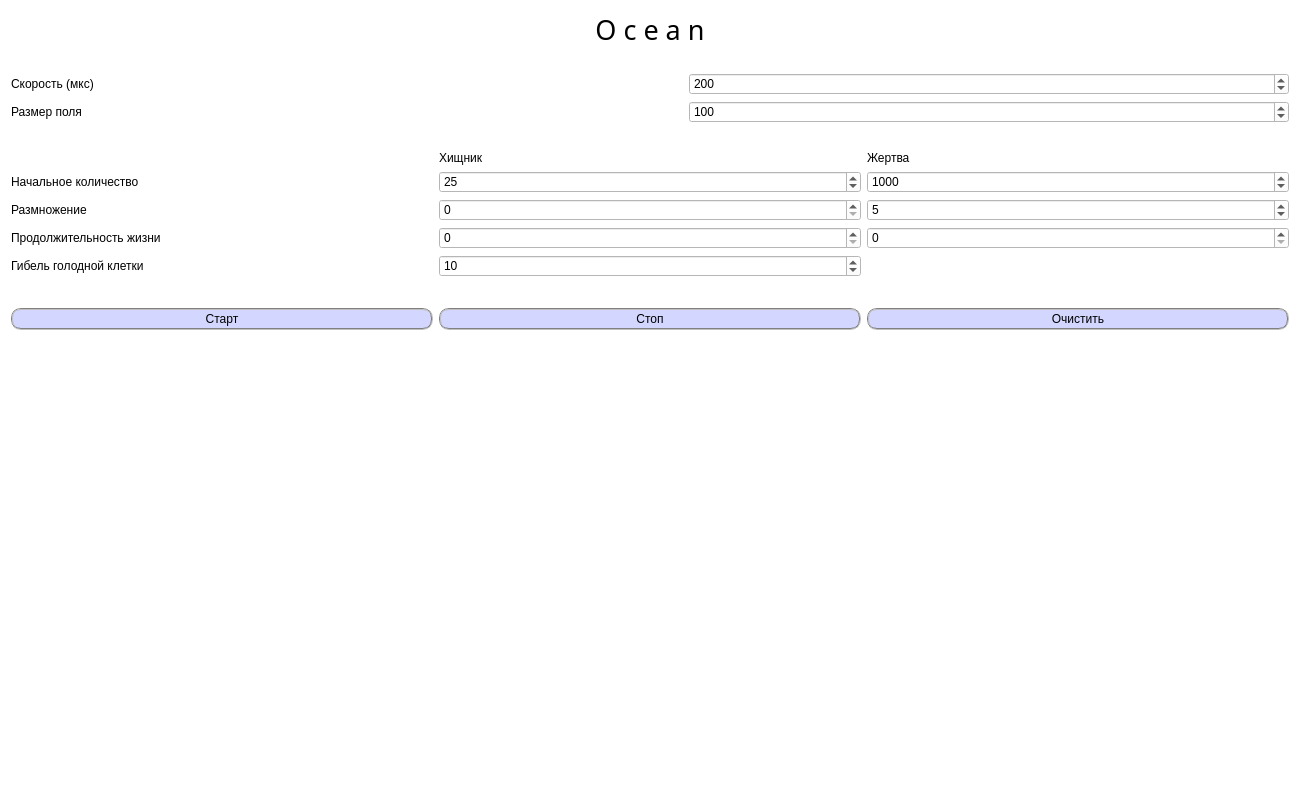
Old version of the form ocean.ui in the repository MarioCode/Ocean.
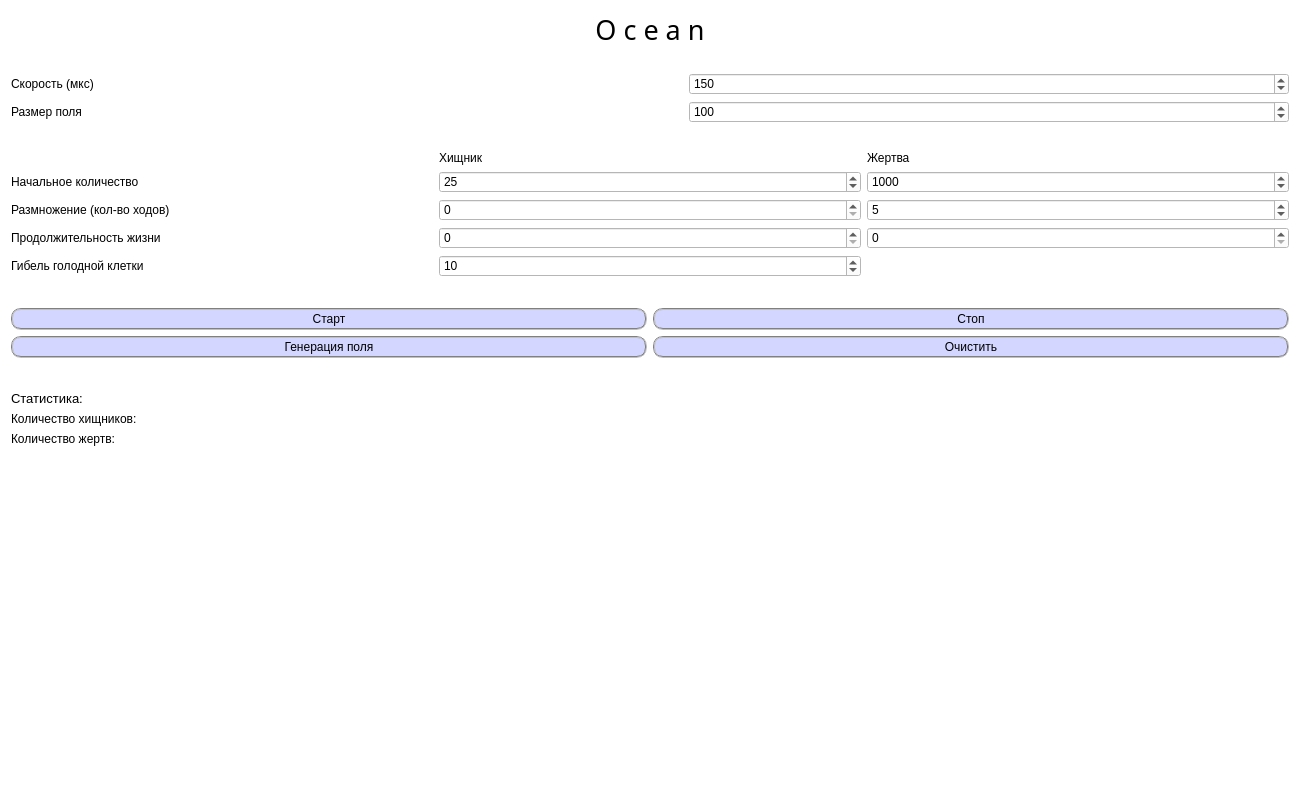
New version of the form.

What changed in the file:
```diff
--- a/ocean.ui
+++ b/ocean.ui
@@ -80,11 +80,14 @@
           </item>
           <item row="0" column="1">
            <widget class="QSpinBox" name="UpTimeBox">
+            <property name="minimum">
+             <number>10</number>
+            </property>
             <property name="maximum">
              <number>5000</number>
             </property>
             <property name="value">
-             <number>200</number>
+             <number>150</number>
             </property>
            </widget>
           </item>
@@ -159,7 +162,7 @@
           <item row="4" column="0">
            <widget class="QLabel" name="label">
             <property name="text">
-             <string>Размножение</string>
+             <string>Размножение (кол-во ходов)</string>
             </property>
            </widget>
           </item>
@@ -190,11 +193,11 @@
          </layout>
         </item>
         <item>
-         <layout class="QHBoxLayout" name="horizontalLayout">
+         <layout class="QGridLayout" name="gridLayout_3">
           <property name="topMargin">
            <number>25</number>
           </property>
-          <item>
+          <item row="0" column="0">
            <widget class="QPushButton" name="startButton">
             <property name="styleSheet">
              <string notr="true">background-color: rgb(211, 214, 255);
@@ -207,7 +210,7 @@
             </property>
            </widget>
           </item>
-          <item>
+          <item row="0" column="1">
            <widget class="QPushButton" name="stopButton">
             <property name="styleSheet">
              <string notr="true">background-color: rgb(211, 214, 255);
@@ -220,7 +223,7 @@
             </property>
            </widget>
           </item>
-          <item>
+          <item row="1" column="1">
            <widget class="QPushButton" name="clearButton">
             <property name="styleSheet">
              <string notr="true">background-color: rgb(211, 214, 255);
@@ -233,8 +236,74 @@
             </property>
            </widget>
           </item>
+          <item row="1" column="0">
+           <widget class="QPushButton" name="pushButton">
+            <property name="styleSheet">
+             <string notr="true">background-color: rgb(211, 214, 255);
+    border: 2px groove gray;
+    border-radius: 10px;
+    padding: 2px 4px;</string>
+            </property>
+            <property name="text">
+             <string>Генерация поля</string>
+            </property>
+           </widget>
+          </item>
          </layout>
         </item>
+        <item>
+         <layout class="QGridLayout" name="gridLayout_6">
+          <property name="topMargin">
+           <number>27</number>
+          </property>
+          <item row="3" column="1">
+           <widget class="QLabel" name="countVictims">
+            <property name="text">
+             <string/>
+            </property>
+           </widget>
+          </item>
+          <item row="1" column="1">
+           <widget class="QLabel" name="countPredators">
+            <property name="text">
+             <string/>
+            </property>
+           </widget>
+          </item>
+          <item row="3" column="0">
+           <widget class="QLabel" name="label_6">
+            <property name="text">
+             <string>Количество жертв:</string>
+            </property>
+           </widget>
+          </item>
+          <item row="1" column="0">
+           <widget class="QLabel" name="label_7">
+            <property name="text">
+             <string>Количество хищников:</string>
+            </property>
+           </widget>
+          </item>
+          <item row="0" column="0">
+           <widget class="QLabel" name="label_5">
+            <property name="font">
+             <font>
+              <pointsize>10</pointsize>
+             </font>
+            </property>
+            <property name="text">
+             <string>Статистика:</string>
+            </property>
+           </widget>
+          </item>
+         </layout>
+        </item>
+        <item>
+         <layout class="QGridLayout" name="gridLayout_5"/>
+        </item>
+        <item>
+         <layout class="QVBoxLayout" name="graph"/>
+        </item>
         <item>
          <spacer name="verticalSpacer">
           <property name="orientation">
```
Left out of the diff: 3 changed lines with no effect on the pictures.
